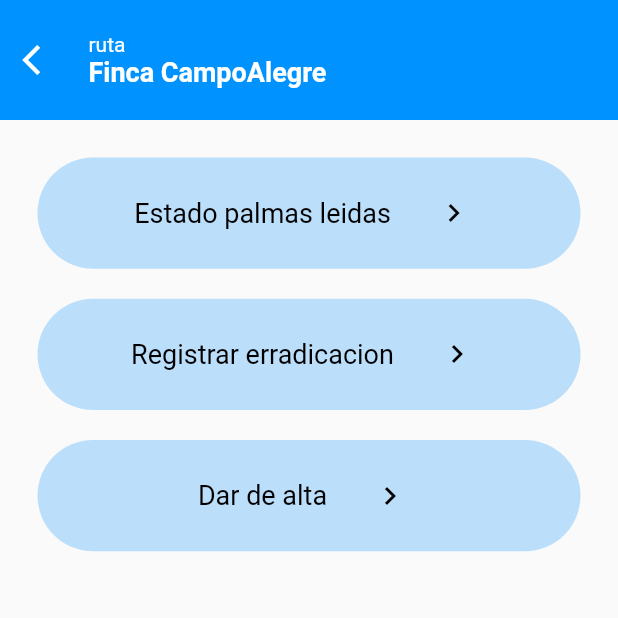
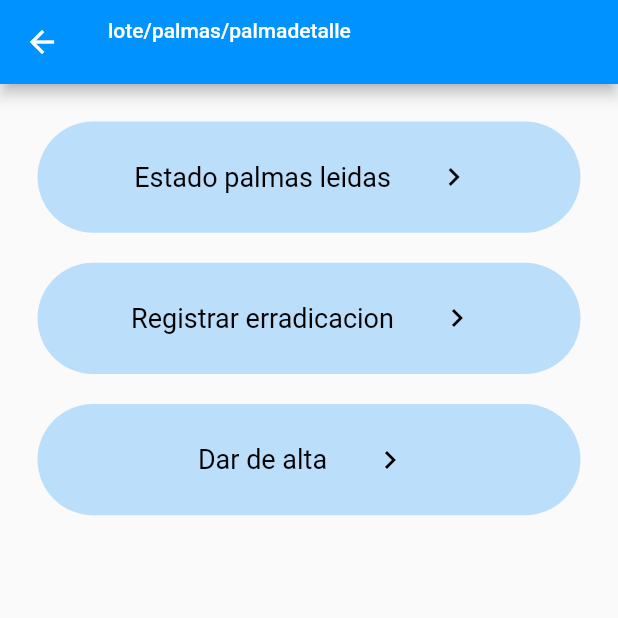
Before and after one commit to Chiasaurio/appmobilepalma, a Flutter app: the PalmaPage screen opened by its route, on a phone screen of 412 x 824 dp, the top half of it. Run offline on Flutter 3.47's test engine with Material 2 defaults, Android fonts, the phone set to English and light mode, and no system bars; our stand-ins replace bloc, dio, drift, equatable, flutter_bloc, flutter_secure_storage and 2 more; accounts and stored records are empty; generated files the repository leaves out were written again.

Commit message:
arreglo de fechas en cosechas, ajustes de diseño

```diff
--- a/lib/Cosechas/ui/finalizar_cosecha/finalizarcosecha_page.dart
+++ b/lib/Cosechas/ui/finalizar_cosecha/finalizarcosecha_page.dart
@@ -10,6 +10,8 @@ import 'package:flutter_bloc/flutter_bloc.dart';
 class FinalizarCosechaPage extends StatefulWidget {
   final String routeName;
 
+  static const route = '/lote/cosechas/finalizarcosecha';
+
   const FinalizarCosechaPage({Key? key, required this.routeName})
       : super(key: key);
 
@@ -21,10 +23,9 @@ class _FinalizarCosechaPageState extends State<FinalizarCosechaPage> {
   final GlobalKey<FormState> formKey = GlobalKey<FormState>();
 
   Cosecha? cosecha;
+  late DateTime fechasalida;
+  TimeOfDay horaSalida = TimeOfDay.now();
 
-  late DateTime fechasalida;
-
-  TimeOfDay horaSalida = TimeOfDay.now();
   @override
   void initState() {
     fechasalida = DateTime(DateTime.now().year, DateTime.now().month,
@@ -50,7 +51,7 @@ class _FinalizarCosechaPageState extends State<FinalizarCosechaPage> {
         body: SingleChildScrollView(
       child: Column(
         children: [
-          const HeaderApp(),
+          HeaderApp(ruta: widget.routeName),
           _buildFinalizarCosecha(context),
         ],
       ),
@@ -64,7 +65,6 @@ class _FinalizarCosechaPageState extends State<FinalizarCosechaPage> {
       });
     }
 
-    ;
     return Container(
         height: height * 0.5,
         margin: EdgeInsets.all(margin),
--- a/lib/Cosechas/ui/registro_cosechas_diarias/registro_cosechas_page.dart
+++ b/lib/Cosechas/ui/registro_cosechas_diarias/registro_cosechas_page.dart
@@ -28,7 +28,7 @@ class _RegistroCosechasDiariasState extends State<RegistroCosechasDiarias> {
         return Scaffold(
           body: Column(
             children: [
-              const HeaderApp(),
+              HeaderApp(ruta: widget.routeName),
               Body(cosechasDiarias: state.cosechasDiarias!),
             ],
           ),
--- a/lib/Palma/palmas_page.dart
+++ b/lib/Palma/palmas_page.dart
@@ -1,13 +1,15 @@
-import 'package:apppalma/components/appbar.dart';
 import 'package:apppalma/components/custom_appbar.dart';
 import 'package:apppalma/moor/moor_database.dart';
 import 'package:flutter/material.dart';
 
-import 'dart:ui';
-
 import 'cubit/palma_cubit.dart';
 
 class PalmaPage extends StatefulWidget {
+  final String routeName;
+
+  const PalmaPage({Key? key, this.routeName = 'lote/palmas/palmadetalle'})
+      : super(key: key);
+
   @override
   _PalmaPageState createState() => _PalmaPageState();
 }
@@ -37,7 +39,9 @@ class _PalmaPageState extends State<PalmaPage> {
         // appBar: AppBarWidget.getAppBar(nombrelote, ruta, context),
         body: Column(
       children: <Widget>[
-        const HeaderApp(),
+        HeaderApp(
+          ruta: widget.routeName,
+        ),
         Padding(
             padding:
                 const EdgeInsets.symmetric(vertical: 15.0, horizontal: 15.0),
--- a/lib/components/custom_appbar.dart
+++ b/lib/components/custom_appbar.dart
@@ -4,16 +4,16 @@ import 'package:flutter/material.dart';
 import 'package:flutter_bloc/flutter_bloc.dart';
 import '../size_config.dart';
 
-class HeaderApp extends StatefulWidget {
+class HeaderApp extends StatefulWidget implements PreferredSizeWidget {
   final int? selectedIndex;
   final double height;
-  final String? ruta;
+  final String ruta;
   final bool goBackEnabled;
   final Widget? action;
   const HeaderApp({
     Key? key,
-    this.height = 80,
-    this.ruta,
+    this.height = 60,
+    required this.ruta,
     this.selectedIndex,
     this.goBackEnabled = true,
     this.action,
@@ -21,83 +21,40 @@ class HeaderApp extends StatefulWidget {
 
   @override
   State<HeaderApp> createState() => _HeaderAppState();
+
+  @override
+  Size get preferredSize => Size.fromHeight(height);
 }
 
 class _HeaderAppState extends State<HeaderApp> {
   late double paddingtop;
 
-  late String nombreLote;
+  String nombreLote = '';
 
   @override
   Widget build(BuildContext context) {
-    paddingtop = SizeConfig.paddingTop;
     return BlocBuilder<LoteDetailCubit, LoteDetailState>(
       builder: (context, state) {
         if (state is LoteChoosed) {
           nombreLote = state.lote.nombreLote;
-      } else {
-        nombreLote = 'Finca CampoAlegre';
         }
-      return buildBody(context);
-    });
-  }
-
-  Widget buildBody(BuildContext context) {
-    return Container(
-        padding: EdgeInsets.only(
-          top: paddingtop,
-        ),
-        height: widget.height,
-        decoration: const BoxDecoration(
-            // borderRadius: BorderRadius. vertical(bottom: Radius.circular(20)),
-            color: AppPalmaColors.blue),
-        child: Column(
-          mainAxisAlignment: MainAxisAlignment.center,
-          children: [
-            Padding(
-              padding: const EdgeInsets.symmetric(horizontal: 15),
-              child: Row(
-                mainAxisAlignment: MainAxisAlignment.start,
-                children: [
-                  widget.goBackEnabled
-                      ? InkWell(
-                          onTap: () => Navigator.of(context).pop(),
-                          child: const Icon(
-                            Icons.arrow_back_ios,
-                            color: Colors.white,
-                          ),
-                        )
-                      : const SizedBox(),
-                  const SizedBox(
-                    width: 20,
-                  ),
-                  Column(
+        return AppBar(
+          backgroundColor: AppPalmaColors.blue,
+          title: Column(
             crossAxisAlignment: CrossAxisAlignment.start,
             children: [
               Text(
-                        widget.ruta ?? 'ruta',
-                        style: const TextStyle(
-                            color: Colors.white,
-                            fontSize: 14,
-                            fontWeight: FontWeight.normal),
+                widget.ruta,
+                style: const TextStyle(fontSize: 14),
               ),
               Text(
                 nombreLote,
-                        style: const TextStyle(
-                            color: Colors.white,
-                            fontSize: 18,
-                            fontWeight: FontWeight.bold),
+                style: const TextStyle(fontSize: 14),
               ),
             ],
           ),
-                  //icon for align
-                  widget.action != null
-                      ? widget.action!
-                      : const Icon(Icons.wb_sunny, color: Colors.transparent),
-                ],
-              ),
-            ),
-          ],
-        ));
+        );
+      },
+    );
   }
 }
--- a/lib/routes.dart
+++ b/lib/routes.dart
@@ -40,9 +40,13 @@ class Routes {
             builder: (_) => PalmasList(routeName: settings.name!));
       case '/lote/cosechas':
         return MaterialPageRoute(
-          builder: (_) => const CosechaPage(),
+          builder: (_) => CosechaPage(routeName: settings.name!),
         );
       case '/lote/cosechas/registrocosechas':
+        return MaterialPageRoute(
+          builder: (_) => RegistroCosechasDiarias(routeName: settings.name!),
+        );
+      case '/lote/cosechas/registrardiarias':
         return MaterialPageRoute(
           builder: (_) => RegistroCosechasDiarias(routeName: settings.name!),
         );
--- a/pubspec.yaml
+++ b/pubspec.yaml
@@ -37,7 +37,7 @@ dependencies:
   http: ^0.13.4
   path: ^1.8.0
   dio: ^4.0.1
-  flutter_secure_storage: ^4.2.1
+  flutter_secure_storage: ^5.0.2
   fluttertoast: ^8.0.8
   get_it: ^7.2.0
   flutter:
```
Also changed, not shown: lib/Cosechas/ui/cosecha_page.dart (+5 -2 lines), lib/Cosechas/ui/registrar_cosecha_diaria/registrar_cosecha_page.dart (+15 -4 lines), lib/Cosechas/ui/registro_cosechas_diarias/body.dart (+3 -15 lines), lib/LoteDetail/ui/lote_page.dart (+5 -14 lines), lib/Palma/PalmaDetail/registrospalma.dart (+9 -2 lines), lib/Palma/PalmasList/palmas_list.dart (+12 -15 lines), lib/api.dart (+1 -1 lines), lib/components/widgets/fecha.dart (+17 -6 lines), pubspec.lock. Lines whose indentation alone changed are shown as unchanged.
